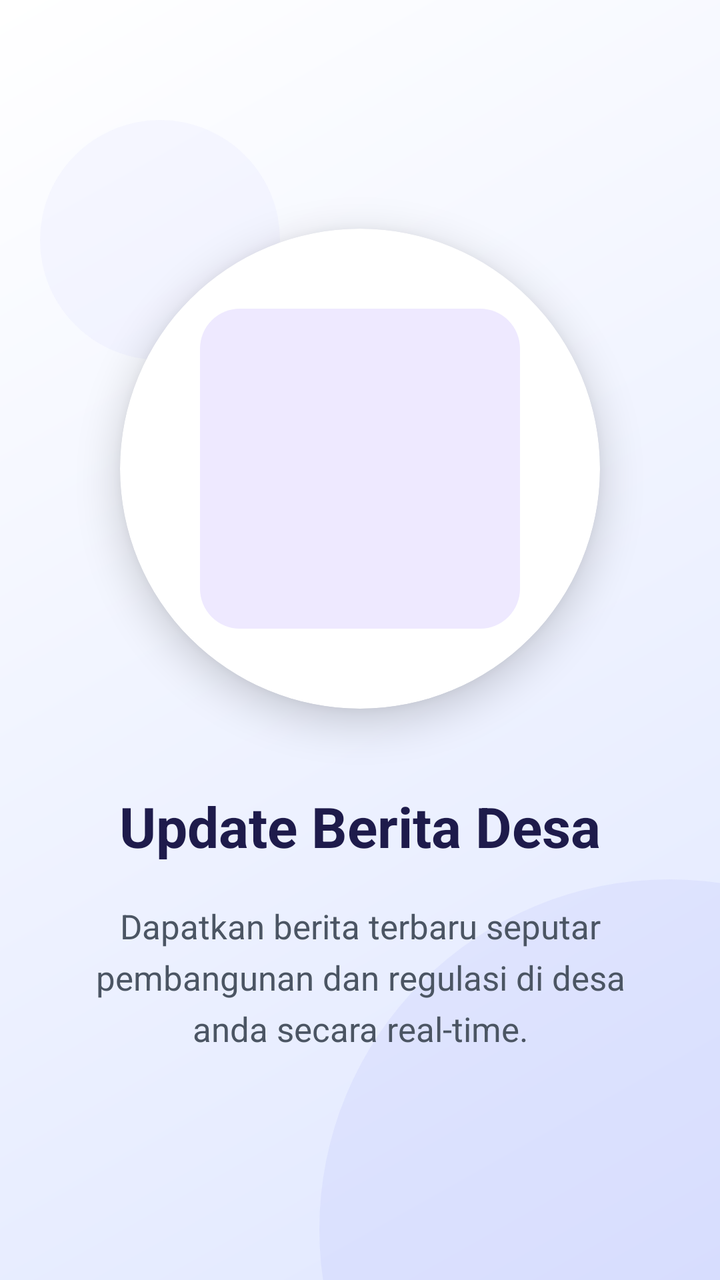
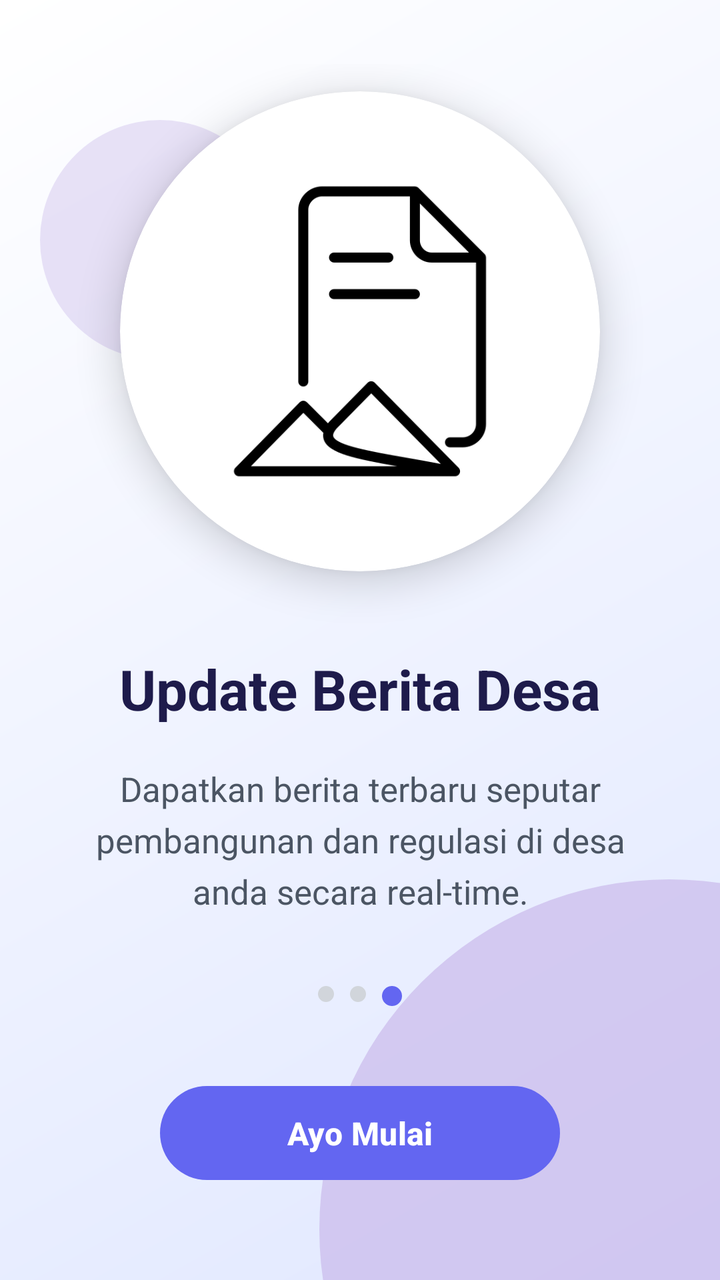

Before-and-after screenshots of an Android layout around one commit, followed by the original layout XML and the change that was made.
<!-- AndroidManifest.xml: application theme Theme.Anaanlume -->
<!-- res/layout/fragment_tutorial3.xml -->
<?xml version="1.0" encoding="utf-8"?>
<androidx.constraintlayout.widget.ConstraintLayout xmlns:android="http://schemas.android.com/apk/res/android"
    xmlns:app="http://schemas.android.com/apk/res-auto"
    android:layout_width="match_parent"
    android:layout_height="match_parent"
    android:background="@drawable/bg_onboarding">

    
    <View
        android:layout_width="350dp"
        android:layout_height="350dp"
        android:layout_marginEnd="-150dp"
        android:layout_marginBottom="-150dp"
        android:alpha="0.7"
        android:background="@drawable/ic_onboarding_deco"
        app:layout_constraintBottom_toBottomOf="parent"
        app:layout_constraintEnd_toEndOf="parent" />

    <View
        android:layout_width="120dp"
        android:layout_height="120dp"
        android:layout_marginStart="20dp"
        android:layout_marginTop="60dp"
        android:alpha="0.4"
        android:background="@drawable/ic_onboarding_deco"
        app:layout_constraintStart_toStartOf="parent"
        app:layout_constraintTop_toTopOf="parent" />

    <LinearLayout
        android:layout_width="match_parent"
        android:layout_height="match_parent"
        android:gravity="center"
        android:orientation="vertical"
        android:padding="32dp">

        <androidx.cardview.widget.CardView
            android:layout_width="240dp"
            android:layout_height="240dp"
            android:layout_marginBottom="40dp"
            app:cardCornerRadius="120dp"
            app:cardElevation="12dp"
            app:cardMaxElevation="15dp"
            app:cardPreventCornerOverlap="false">

            <ImageView
                android:id="@+id/ivTutorial3"
                android:layout_width="match_parent"
                android:layout_height="match_parent"
                android:padding="40dp"
                android:scaleType="centerInside"
                android:src="@drawable/bg_card_purple" />
        </androidx.cardview.widget.CardView>

        <TextView
            android:id="@+id/tvTitle3"
            android:layout_width="wrap_content"
            android:layout_height="wrap_content"
            android:lineSpacingExtra="4dp"
            android:text="Update Berita Desa"
            android:textAlignment="center"
            android:textColor="#1E1B4B"
            android:textSize="28sp"
            android:textStyle="bold" />

        <TextView
            android:id="@+id/tvDesc3"
            android:layout_width="match_parent"
            android:layout_height="wrap_content"
            android:layout_marginTop="20dp"
            android:lineSpacingExtra="6dp"
            android:text="Dapatkan berita terbaru seputar pembangunan dan regulasi di desa anda secara real-time."
            android:textAlignment="center"
            android:textColor="#4B5563"
            android:textSize="17sp" />

    </LinearLayout>

</androidx.constraintlayout.widget.ConstraintLayout>
<!-- resources referenced by this layout -->
<resources>
  <!-- drawable bg_card_purple (drawable) -->
  <?xml version="1.0" encoding="utf-8"?>
  <shape xmlns:android="http://schemas.android.com/apk/res/android">
  
      <solid android:color="#EEE9FF"/>
  
      <corners
          android:radius="20dp"/>
  
  </shape>
  <!-- drawable bg_onboarding (drawable) -->
  <?xml version="1.0" encoding="utf-8"?>
  <shape xmlns:android="http://schemas.android.com/apk/res/android"
      android:shape="rectangle">
      <gradient
          android:angle="135"
          android:endColor="#FFFFFF"
          android:startColor="#E0E7FF"
          android:type="linear" />
  </shape>
  <!-- drawable ic_onboarding_deco (drawable) -->
  <?xml version="1.0" encoding="utf-8"?>
  <shape xmlns:android="http://schemas.android.com/apk/res/android"
      android:shape="oval">
      <solid android:color="#1A6366F1" />
  </shape>
  <style name="Theme.Anaanlume" parent="Base.Theme.Anaanlume" />
  <style name="Base.Theme.Anaanlume" parent="Theme.Material3.DayNight.NoActionBar">
          
          
      </style>
</resources>

<!-- the commit's change to res/layout/fragment_tutorial3.xml (unified diff, before → after) -->
@@ -38,9 +38,7 @@
             android:layout_height="240dp"
             android:layout_marginBottom="40dp"
             app:cardCornerRadius="120dp"
-            app:cardElevation="12dp"
-            app:cardMaxElevation="15dp"
-            app:cardPreventCornerOverlap="false">
+            app:cardElevation="12dp">
 
             <ImageView
                 android:id="@+id/ivTutorial3"
@@ -48,7 +46,7 @@
                 android:layout_height="match_parent"
                 android:padding="40dp"
                 android:scaleType="centerInside"
-                android:src="@drawable/bg_card_purple" />
+                android:src="@drawable/update" />
         </androidx.cardview.widget.CardView>
 
         <TextView
@@ -73,6 +71,46 @@
             android:textColor="#4B5563"
             android:textSize="17sp" />
 
+        
+        <LinearLayout
+            android:layout_width="wrap_content"
+            android:layout_height="wrap_content"
+            android:layout_marginTop="32dp"
+            android:orientation="horizontal">
+
+            <View
+                android:layout_width="8dp"
+                android:layout_height="8dp"
+                android:layout_margin="4dp"
+                android:background="@drawable/tab_indicator_default" />
+
+            <View
+                android:layout_width="8dp"
+                android:layout_height="8dp"
+                android:layout_margin="4dp"
+                android:background="@drawable/tab_indicator_default" />
+
+            <View
+                android:layout_width="10dp"
+                android:layout_height="10dp"
+                android:layout_margin="4dp"
+                android:background="@drawable/tab_indicator_selected" />
+        </LinearLayout>
+
+        
+        <com.google.android.material.button.MaterialButton
+            android:id="@+id/btnStartInside"
+            android:layout_width="200dp"
+            android:layout_height="55dp"
+            android:layout_marginTop="32dp"
+            android:text="Ayo Mulai"
+            android:textAllCaps="false"
+            android:textSize="16sp"
+            android:textStyle="bold"
+            app:cornerRadius="28dp"
+            app:backgroundTint="#6366F1"
+            app:elevation="8dp" />
+
     </LinearLayout>
 
 </androidx.constraintlayout.widget.ConstraintLayout>
<!-- resource entries referenced after the edit -->
@@ -1,15 +1,5 @@
 <!-- resources referenced by this layout -->
 <resources>
-  <!-- drawable bg_card_purple (drawable) -->
-  <?xml version="1.0" encoding="utf-8"?>
-  <shape xmlns:android="http://schemas.android.com/apk/res/android">
-  
-      <solid android:color="#EEE9FF"/>
-  
-      <corners
-          android:radius="20dp"/>
-  
-  </shape>
   <!-- drawable bg_onboarding (drawable) -->
   <?xml version="1.0" encoding="utf-8"?>
   <shape xmlns:android="http://schemas.android.com/apk/res/android"
@@ -24,8 +14,24 @@
   <?xml version="1.0" encoding="utf-8"?>
   <shape xmlns:android="http://schemas.android.com/apk/res/android"
       android:shape="oval">
-      <solid android:color="#1A6366F1" />
+      <solid android:color="#CABAEB" />
   </shape>
+  <!-- drawable tab_indicator_default (drawable) -->
+  <?xml version="1.0" encoding="utf-8"?>
+  <shape xmlns:android="http://schemas.android.com/apk/res/android"
+      android:shape="oval">
+      <solid android:color="#D1D5DB" />
+      <size android:width="8dp" android:height="8dp" />
+  </shape>
+  <!-- drawable tab_indicator_selected (drawable) -->
+  <?xml version="1.0" encoding="utf-8"?>
+  <shape xmlns:android="http://schemas.android.com/apk/res/android"
+      android:shape="rectangle">
+      <solid android:color="#6366F1" />
+      <corners android:radius="6dp" />
+      <size android:width="24dp" android:height="8dp" />
+  </shape>
+  <!-- drawable update: png bitmap (drawable, 9798 bytes) -->
   <style name="Theme.Anaanlume" parent="Base.Theme.Anaanlume" />
   <style name="Base.Theme.Anaanlume" parent="Theme.Material3.DayNight.NoActionBar">
           
